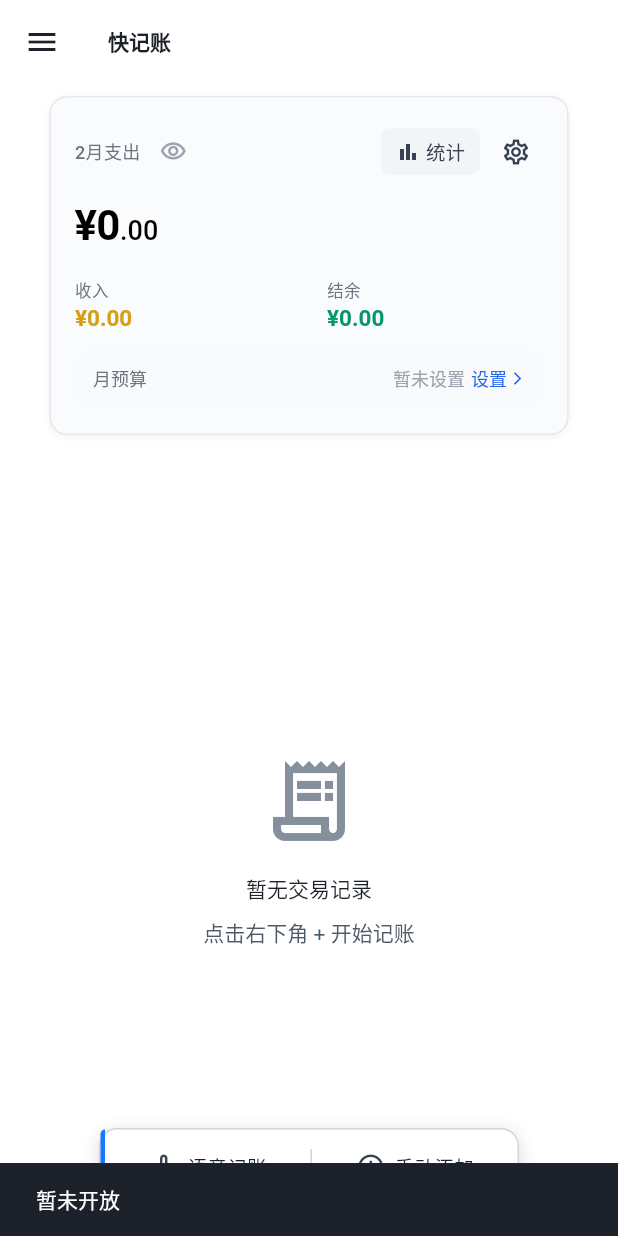
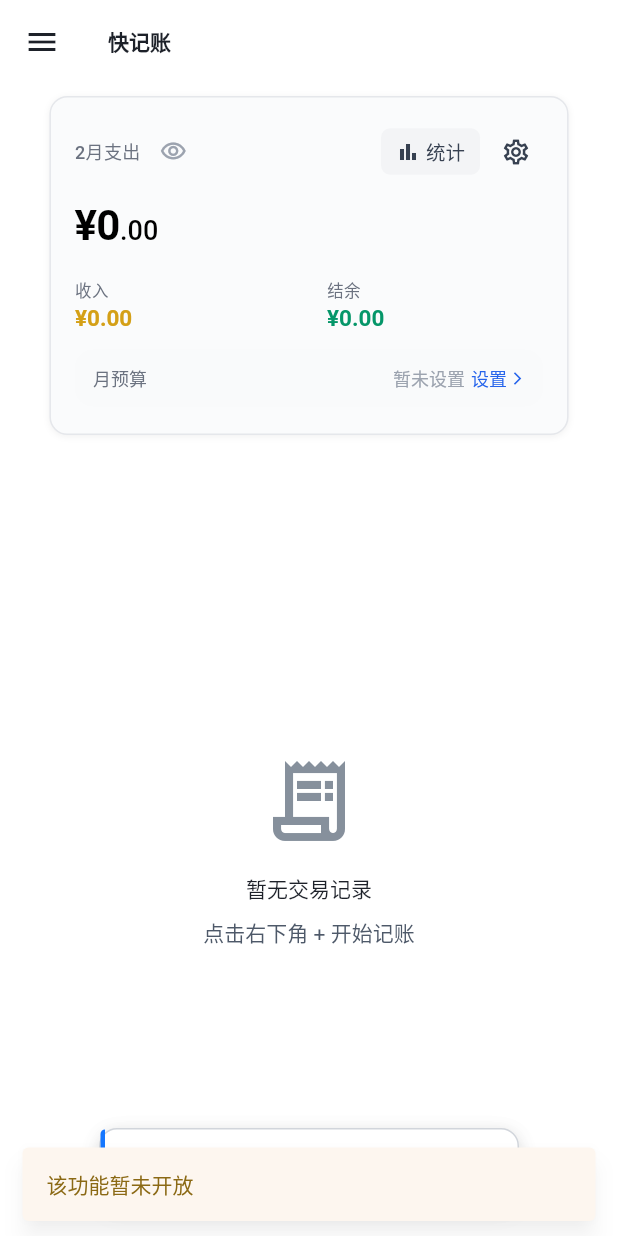
Before and after one commit to jiangzx/voice-note, a Flutter app: the screen it shows after launch, in the side drawer, after a tap on "用户反馈", on a phone screen of 412 x 824 dp. Run offline on Flutter 3.47's test engine with Material 3 defaults, Android fonts, the phone set to English and light mode, and no system bars; drawn by our look-alikes of flutter_slidable; our stand-ins replace clock, connectivity_plus, csv, dio, drift, fl_chart and 10 more; missing offline and left inert: excel; accounts and stored records are empty; generated files the repository leaves out were written again.

Commit message:
feat(ux): 统一错误提示文案与样式
- 新增 ErrorCopy 集中管理友好错误文案，隐藏技术错误码
- 语音记账错误、全屏错误和 SnackBar 采用统一软错误配色与小字号样式

Co-authored-by: Cursor <cursoragent@cursor.com>

```diff
--- a/voice-note-client/lib/app/theme.dart
+++ b/voice-note-client/lib/app/theme.dart
@@ -16,6 +16,9 @@ abstract final class AppColors {
   static const Color divider = Color(0xFFF2F3F5);
   /// Unselected gesture lock node stroke (industry spec).
   static const Color gestureNodeStroke = Color(0xFFE5E6EB);
+  /// Soft error surface for friendly hints (not destructive); enterprise-style.
+  static const Color softErrorBackground = Color(0xFFFDF6EF);
+  static const Color softErrorText = Color(0xFF8B6914);
 }
 
 /// Semantic color extension for transaction types.
--- a/voice-note-client/lib/features/account/presentation/screens/account_manage_screen.dart
+++ b/voice-note-client/lib/features/account/presentation/screens/account_manage_screen.dart
@@ -4,6 +4,7 @@ import 'package:flutter_riverpod/flutter_riverpod.dart';
 import '../../../../app/design_tokens.dart';
 import '../../../../core/utils/id_generator.dart' as id_gen;
 import '../../../../shared/widgets/empty_state_widget.dart';
+import '../../../../shared/error_copy.dart';
 import '../../../../shared/widgets/error_state_widget.dart';
 import '../../../../shared/widgets/shimmer_placeholder.dart';
 import '../../domain/entities/account_entity.dart';
@@ -65,7 +66,7 @@ class AccountManageScreen extends ConsumerWidget {
         },
         loading: () => ShimmerPlaceholder.listPlaceholder(itemCount: 3),
         error: (e, _) => ErrorStateWidget(
-          message: '加载失败: $e',
+          message: ErrorCopy.loadFailed,
           onRetry: () => ref.invalidate(accountListProvider),
         ),
       ),
--- a/voice-note-client/lib/features/budget/presentation/screens/budget_edit_screen.dart
+++ b/voice-note-client/lib/features/budget/presentation/screens/budget_edit_screen.dart
@@ -5,6 +5,7 @@ import 'package:go_router/go_router.dart';
 import '../../../../app/design_tokens.dart';
 import '../../../../core/utils/color_utils.dart';
 import '../../../../core/utils/icon_utils.dart';
+import '../../../../shared/error_copy.dart';
 import '../../../../shared/widgets/error_state_widget.dart';
 import '../../../../shared/widgets/shimmer_placeholder.dart';
 import '../../../category/domain/entities/category_entity.dart';
@@ -125,7 +126,7 @@ class _BudgetEditScreenState extends ConsumerState<BudgetEditScreen> {
             },
             loading: () => ShimmerPlaceholder.listPlaceholder(itemCount: 8),
             error: (e, st) => ErrorStateWidget(
-              message: '加载预算失败: $e',
+              message: ErrorCopy.loadFailed,
               onRetry: () =>
                   ref.invalidate(currentMonthBudgetAmountsProvider),
             ),
@@ -133,7 +134,7 @@ class _BudgetEditScreenState extends ConsumerState<BudgetEditScreen> {
         },
         loading: () => ShimmerPlaceholder.listPlaceholder(itemCount: 8),
         error: (e, st) => ErrorStateWidget(
-          message: '加载分类失败: $e',
+          message: ErrorCopy.loadFailed,
           onRetry: () => ref.invalidate(visibleCategoriesProvider('expense')),
         ),
             ),
--- a/voice-note-client/lib/features/budget/presentation/screens/budget_overview_screen.dart
+++ b/voice-note-client/lib/features/budget/presentation/screens/budget_overview_screen.dart
@@ -7,6 +7,7 @@ import '../../../../core/di/database_provider.dart';
 import '../../../../core/utils/color_utils.dart';
 import '../../../../core/utils/icon_utils.dart';
 import '../../../../shared/widgets/empty_state_widget.dart';
+import '../../../../shared/error_copy.dart';
 import '../../../../shared/widgets/error_state_widget.dart';
 import '../../../../shared/widgets/shimmer_placeholder.dart';
 import '../providers/budget_providers.dart';
@@ -67,7 +68,7 @@ class BudgetOverviewScreen extends ConsumerWidget {
                     ),
                     loading: () => ShimmerPlaceholder.card(height: 100),
                     error: (e, st) => ErrorStateWidget(
-                      message: '汇总加载失败: $e',
+                      message: ErrorCopy.loadFailed,
                       onRetry: () => ref.invalidate(budgetSummaryProvider),
                     ),
                   ),
@@ -112,7 +113,7 @@ class BudgetOverviewScreen extends ConsumerWidget {
         },
         loading: () => ShimmerPlaceholder.listPlaceholder(itemCount: 5),
         error: (e, st) => ErrorStateWidget(
-          message: '加载失败: $e',
+          message: ErrorCopy.loadFailed,
           onRetry: () => ref.invalidate(currentMonthBudgetStatusesProvider),
         ),
       ),
--- a/voice-note-client/lib/features/category/presentation/screens/category_manage_screen.dart
+++ b/voice-note-client/lib/features/category/presentation/screens/category_manage_screen.dart
@@ -5,6 +5,7 @@ import '../../../../core/utils/color_utils.dart';
 import '../../../../core/utils/icon_utils.dart';
 import '../../../../core/utils/id_generator.dart' as id_gen;
 import '../../../../shared/widgets/empty_state_widget.dart';
+import '../../../../shared/error_copy.dart';
 import '../../../../shared/widgets/error_state_widget.dart';
 import '../../../../shared/widgets/shimmer_placeholder.dart';
 import '../../domain/entities/category_entity.dart';
@@ -133,7 +134,7 @@ class _CategoryList extends StatelessWidget {
           return ShimmerPlaceholder.listPlaceholder(itemCount: 5);
         }
         if (snapshot.hasError) {
-          return ErrorStateWidget(message: '加载失败: ${snapshot.error}');
+          return ErrorStateWidget(message: ErrorCopy.loadFailed);
         }
 
         final categories = snapshot.data ?? [];
--- a/voice-note-client/lib/features/home/presentation/screens/home_screen.dart
+++ b/voice-note-client/lib/features/home/presentation/screens/home_screen.dart
@@ -7,6 +7,7 @@ import '../../../../app/design_tokens.dart';
 import '../../../../app/theme.dart';
 import '../../../../core/extensions/date_extensions.dart';
 import '../../../../shared/widgets/empty_state_widget.dart';
+import '../../../../shared/error_copy.dart';
 import '../../../../shared/widgets/error_state_widget.dart';
 import '../../../../shared/widgets/shimmer_placeholder.dart';
 import '../../../account/presentation/providers/account_providers.dart';
@@ -154,7 +155,7 @@ class _HomeScreenState extends ConsumerState<HomeScreen> {
                         ),
                         loading: () => ShimmerPlaceholder.card(height: 100),
                         error: (e, st) => ErrorStateWidget(
-                          message: '汇总加载失败: $e',
+                          message: ErrorCopy.loadFailed,
                           onRetry: () => ref.invalidate(
                             summaryProvider(monthRange.from, monthRange.to),
                           ),
@@ -169,7 +170,7 @@ class _HomeScreenState extends ConsumerState<HomeScreen> {
                     else if (pagedState.error != null && pagedState.list.isEmpty)
                       SliverToBoxAdapter(
                         child: ErrorStateWidget(
-                          message: '加载失败: ${pagedState.error}',
+                          message: ErrorCopy.loadFailed,
                           onRetry: () =>
                               ref.read(recentTransactionsPagedProvider.notifier).refresh(),
                         ),
--- a/voice-note-client/lib/features/settings/presentation/screens/settings_screen.dart
+++ b/voice-note-client/lib/features/settings/presentation/screens/settings_screen.dart
@@ -8,6 +8,7 @@ import '../../../../shared/widgets/swipe_back_zone.dart';
 import '../../../../core/di/network_providers.dart';
 import '../../../../core/tts/tts_providers.dart';
 import '../../../export/presentation/widgets/export_options_sheet.dart';
+import '../../../../shared/error_copy.dart';
 import '../../../../shared/widgets/error_state_widget.dart';
 import '../../../../shared/widgets/shimmer_placeholder.dart';
 import '../../../account/presentation/providers/account_providers.dart';
@@ -124,7 +125,7 @@ class SettingsScreen extends ConsumerWidget {
                 ),
                 loading: () => ShimmerPlaceholder.listItem(),
                 error: (e, st) => ErrorStateWidget(
-                  message: '加载失败',
+                  message: ErrorCopy.loadFailed,
                   onRetry: () => ref.invalidate(multiAccountEnabledProvider),
                 ),
               ),
--- a/voice-note-client/lib/features/statistics/presentation/screens/statistics_screen.dart
+++ b/voice-note-client/lib/features/statistics/presentation/screens/statistics_screen.dart
@@ -4,6 +4,7 @@ import 'package:go_router/go_router.dart';
 
 import '../../../../app/design_tokens.dart';
 import '../../../../app/theme.dart';
+import '../../../../shared/error_copy.dart';
 import '../../../../shared/widgets/error_state_widget.dart';
 import '../../../../shared/widgets/swipe_back_zone.dart';
 import '../../../../shared/widgets/shimmer_placeholder.dart';
@@ -435,7 +436,7 @@ class _SummaryCard extends ConsumerWidget {
       ),
       loading: () => ShimmerPlaceholder.card(height: 64),
       error: (e, st) => ErrorStateWidget(
-        message: '汇总加载失败: $e',
+        message: ErrorCopy.loadFailed,
         onRetry: () => ref.invalidate(periodSummaryProvider),
       ),
     );
--- a/voice-note-client/lib/features/transaction/presentation/screens/transaction_list_screen.dart
+++ b/voice-note-client/lib/features/transaction/presentation/screens/transaction_list_screen.dart
@@ -11,6 +11,7 @@ import '../../../../app/theme.dart';
 import '../../../../shared/widgets/swipe_back_zone.dart';
 import '../../../../shared/widgets/empty_state_widget.dart';
 import '../../../export/presentation/widgets/export_options_sheet.dart';
+import '../../../../shared/error_copy.dart';
 import '../../../../shared/widgets/error_state_widget.dart';
 import '../../../../shared/widgets/shimmer_placeholder.dart';
 import '../../domain/entities/transaction_entity.dart';
@@ -509,7 +510,7 @@ class _TransactionListScreenState extends ConsumerState<TransactionListScreen> {
       },
       loading: () => ShimmerPlaceholder.listPlaceholder(itemCount: 8),
       error: (e, _) => ErrorStateWidget(
-        message: '加载失败: $e',
+        message: ErrorCopy.loadFailed,
         onRetry: () {
           ref.invalidate(selectedDateTransactionsProvider(_selectedDate));
         },
--- /dev/null
+++ b/voice-note-client/lib/shared/error_copy.dart
@@ -0,0 +1,50 @@
+/// Centralized, user-facing error copy. Friendly and slightly witty; no error codes.
+/// Used for consistent UX and future i18n. Codes are logged, not shown.
+abstract final class ErrorCopy {
+  ErrorCopy._();
+
+  // --- ASR / 语音 ---
+  static const String asrTimeout =
+      '语音服务打了个小盹，检查下网络再试一次吧';
+  static const String asrNetwork =
+      '网络好像开小差了，连上后再来试试';
+  static const String asrRateLimit =
+      '操作有点频繁啦，歇几秒再试';
+  static const String asrUnavailable =
+      '语音服务暂时不在线，稍后再试';
+  static const String asrStartFailed =
+      '语音没准备好，稍后再试一次';
+  static const String asrNoResult =
+      '语音没识别到结果，检查下网络或试试键盘输入';
+
+  // --- 录音 / 权限 ---
+  static const String recordNoPermission =
+      '需要麦克风权限才能记账哦，去设置里开一下';
+  static const String recordBusy =
+      '麦克风可能被占用了，关掉其他录音应用再试';
+  static const String recordStartFailed =
+      '录音没启动成功，检查下权限或重试';
+
+  // --- LLM / 语义解析 ---
+  static const String llmTimeout =
+      '理解你的话时超时了，网络好的时候再试';
+  static const String llmNetwork =
+      '网络不稳，没解析成，连上后再试';
+  static const String llmRateLimit =
+      '请求太勤啦，稍等几秒再试';
+  static const String llmUnavailable =
+      '语义解析暂时休息中，稍后再试';
+  static const String llmParseFailed =
+      '这句没解析成功，换个说法试试';
+
+  // --- 通用 / 表单 ---
+  static const String saveFailed = '没保存成功，再试一次吧';
+  static const String deleteFailed = '删除没成功，请重试';
+  static const String loadFailed = '加载没成功，点一下重试';
+  static const String notAvailableYet = '该功能暂未开放';
+  static const String amountRequired = '先填一下金额哦';
+  static const String categoryRequired = '先选一下分类哦';
+  /// 通用兜底：TTS/原生错误等
+  static const String retryLater = '出了点小状况，稍后再试一下';
+  static const String asrReconnectFailed = '语音连接断了，重连没成功，再试一次吧';
+}
--- a/voice-note-client/lib/shared/widgets/app_drawer.dart
+++ b/voice-note-client/lib/shared/widgets/app_drawer.dart
@@ -3,6 +3,7 @@ import 'package:go_router/go_router.dart';
 
 import '../../app/design_tokens.dart';
 import '../../app/theme.dart';
+import '../../shared/error_copy.dart';
 
 /// Reusable app drawer: user block, common actions grid, quick-entry grid, settings/feedback.
 /// Optional [onUserTap] for future login/profile; when null, user block shows placeholder.
@@ -91,7 +92,16 @@ class AppDrawer extends StatelessWidget {
   static void _showPlaceholderAndClose(BuildContext context) {
     if (!context.mounted) return;
     ScaffoldMessenger.of(context).showSnackBar(
-      const SnackBar(content: Text('暂未开放')),
+      SnackBar(
+        content: Text(
+          ErrorCopy.notAvailableYet,
+          style: Theme.of(context).textTheme.bodySmall?.copyWith(
+            color: AppColors.softErrorText,
+          ),
+        ),
+        backgroundColor: AppColors.softErrorBackground,
+        behavior: SnackBarBehavior.floating,
+      ),
     );
     if (!context.mounted) return;
     Navigator.of(context).pop();
```
Also changed, not shown: voice-note-client/lib/features/transaction/presentation/screens/transaction_form_screen.dart (+20 -9 lines), voice-note-client/lib/features/voice/domain/voice_orchestrator.dart (+39 -31 lines), voice-note-client/lib/features/voice/presentation/providers/voice_session_provider.dart (+10 -9 lines), voice-note-client/lib/features/voice/presentation/widgets/chat_bubble.dart (+6 -6 lines), voice-note-client/lib/shared/widgets/error_state_widget.dart (+8 -7 lines), voice-note-client/lib/shared/widgets/home_voice_pill.dart (+11 -3 lines), 1 other file.
